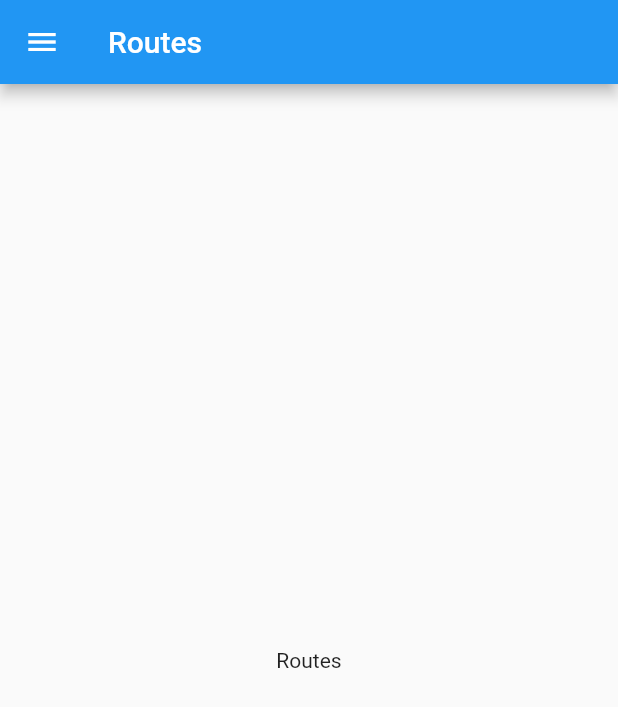
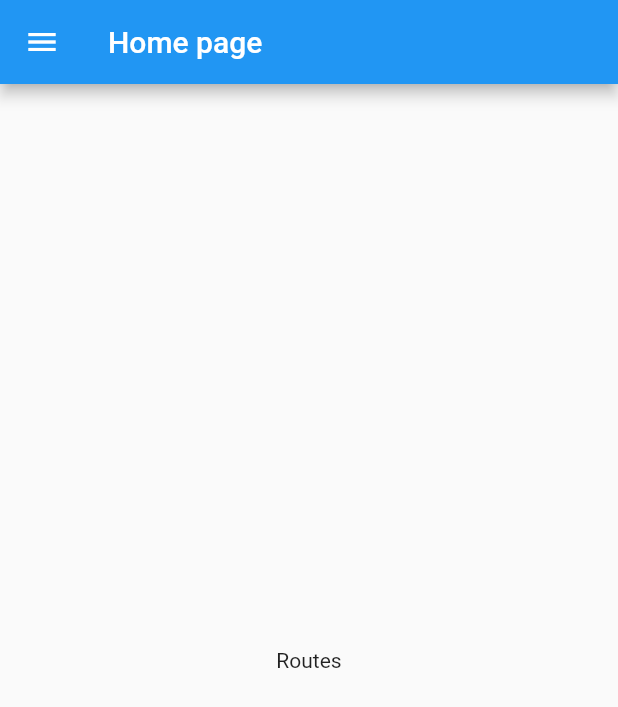
Before and after one commit to HonestElf/flutter, a Flutter app: the screen it shows after launch, on a phone screen of 412 x 824 dp. Shown: the top 707 px of the screen. Run offline on Flutter 3.47's test engine with Material 2 defaults, Android fonts, the phone set to English and light mode, and no system bars.

Commit message:
изменил метод роутинга

```diff
--- a/07_Navigation/albums_route/lib/home_page.dart
+++ b/07_Navigation/albums_route/lib/home_page.dart
@@ -4,9 +4,24 @@ import 'package:flutter/material.dart';
 // Project imports:
 import 'package:albums_route/artists_page.dart';
 
+enum Pages { home, artists }
+
+List<Map<String, dynamic>> pagesList = [
+  {
+    'title': 'Home page',
+    'pageKey': Pages.home,
+    'icon': const Icon(Icons.home),
+    'pageBody': const HomePageBody()
+  },
+  {
+    'title': 'Artists page',
+    'pageKey': Pages.artists,
+    'icon': const Icon(Icons.music_note),
+    'pageBody': const ArtistsPageBody()
+  }
+];
+
 class HomePage extends StatefulWidget {
-  static const routeName = '/';
-
   const HomePage({super.key});
 
   @override
@@ -14,22 +29,20 @@ class HomePage extends StatefulWidget {
 }
 
 class _HomePageState extends State<HomePage> {
+  Pages currentPage = Pages.home;
+
+  final GlobalKey<ScaffoldState> _scaffoldKey = GlobalKey<ScaffoldState>();
   @override
   Widget build(BuildContext context) {
+    Map<String, dynamic> currentPageData =
+        pagesList.firstWhere((page) => page['pageKey'] == currentPage);
+
     return Scaffold(
+      key: _scaffoldKey,
       appBar: AppBar(
-        title: const Text('Routes'),
+        title: Text(currentPageData['title']),
       ),
-      body: Center(
-        child: Column(
-          mainAxisAlignment: MainAxisAlignment.center,
-          children: const <Widget>[
-            Text(
-              'Routes',
-            ),
-          ],
-        ),
-      ),
+      body: currentPageData['pageBody'],
       drawer: Drawer(
         child: Column(
           children: <Widget>[
@@ -47,28 +60,28 @@ class _HomePageState extends State<HomePage> {
             )),
             Column(
               children: [
-                ListTile(
-                  textColor: Colors.white,
-                  shape: const RoundedRectangleBorder(
-                      borderRadius: BorderRadius.all(Radius.circular(12))),
-                  tileColor: Colors.blue[500],
-                  title: const Text('Home'),
-                  leading: const Icon(Icons.home),
-                  trailing: const Icon(Icons.arrow_forward),
-                  onTap: () {
-                    Navigator.of(context).pushNamed(HomePage.routeName);
-                  },
-                ),
-                ListTile(
-                  shape: const RoundedRectangleBorder(
-                      borderRadius: BorderRadius.all(Radius.circular(12))),
-                  title: const Text('Artists'),
-                  leading: const Icon(Icons.music_note),
-                  trailing: const Icon(Icons.arrow_forward),
-                  onTap: () {
-                    Navigator.of(context).pushNamed(ArtistsPage.routeName);
-                  },
-                ),
+                ...pagesList
+                    .map((page) => ListTile(
+                          title: Text(page['title']),
+                          selected: currentPage == page['pageKey'],
+                          selectedColor: Colors.white,
+                          selectedTileColor: Colors.blue[500],
+                          textColor: Colors.black,
+                          shape: const RoundedRectangleBorder(
+                              borderRadius:
+                                  BorderRadius.all(Radius.circular(12))),
+                          leading: page['icon'],
+                          trailing: const Icon(Icons.arrow_forward),
+                          onTap: () {
+                            setState(() {
+                              currentPage = page['pageKey'];
+                            });
+                            if (_scaffoldKey.currentState != null) {
+                              _scaffoldKey.currentState!.closeDrawer();
+                            }
+                          },
+                        ))
+                    .toList(),
               ],
             )
           ],
@@ -77,3 +90,21 @@ class _HomePageState extends State<HomePage> {
     );
   }
 }
+
+class HomePageBody extends StatelessWidget {
+  const HomePageBody({super.key});
+
+  @override
+  Widget build(BuildContext context) {
+    return Center(
+      child: Column(
+        mainAxisAlignment: MainAxisAlignment.center,
+        children: const <Widget>[
+          Text(
+            'Routes',
+          ),
+        ],
+      ),
+    );
+  }
+}
```
Also changed, not shown: 07_Navigation/albums_route/lib/artists_page.dart (+4 -54 lines), 07_Navigation/albums_route/lib/main.dart (+0 -11 lines).
